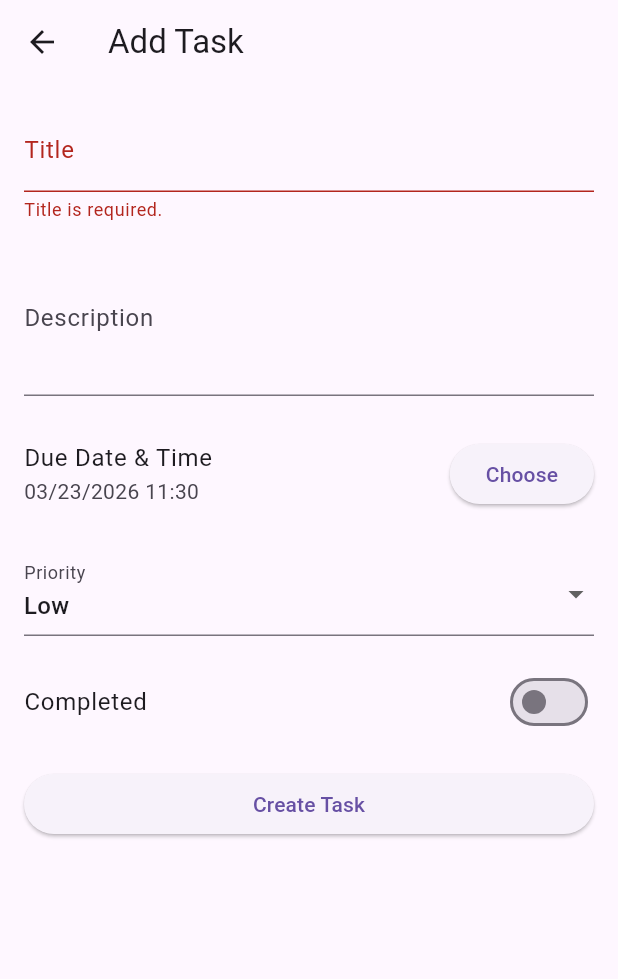
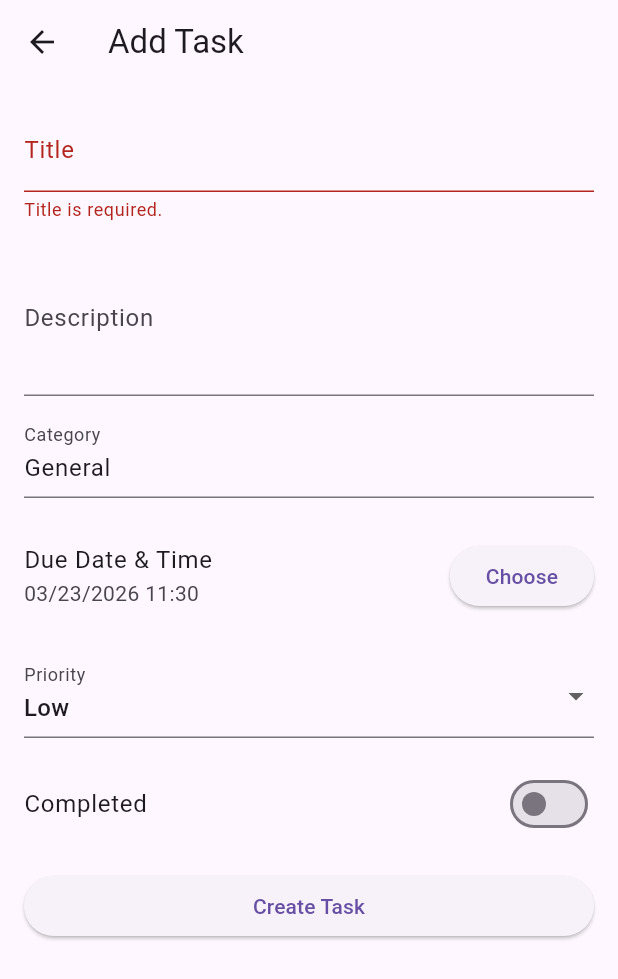
Before and after one commit to mhen125/task-reminder-app, a Flutter app: the TaskFormScreen screen opened directly, after a tap on "Create Task", on a phone screen of 412 x 824 dp. Shown: the top 979 px of the screen. Run offline on Flutter 3.47's test engine with Material 3 defaults, Android fonts, the phone set to English and light mode, and no system bars; our stand-ins replace cloud_firestore, firebase_core, flutter_secure_storage; accounts and stored records are empty.

Commit message:
Added categories and sorting

```diff
--- a/lib/models/task.dart
+++ b/lib/models/task.dart
@@ -3,6 +3,7 @@ class Task {
   final int user;
   final String title;
   final String? description;
+  final String category;
   final DateTime dueAt;
   final String priority;
   final bool completed;
@@ -15,6 +16,7 @@ class Task {
     required this.user,
     required this.title,
     this.description,
+    required this.category,
     required this.dueAt,
     required this.priority,
     required this.completed,
@@ -29,6 +31,7 @@ class Task {
       user: json['user'] as int,
       title: json['title'] as String,
       description: json['description'] as String?,
+      category: (json['category'] as String?) ?? 'General',
       dueAt: DateTime.parse(json['due_at'] as String),
       priority: json['priority'] as String,
       completed: json['completed'] as bool,
@@ -44,6 +47,7 @@ class Task {
     return {
       'title': title,
       'description': description,
+      'category': category,
       'due_at': dueAt.toIso8601String(),
       'priority': priority,
       'completed': completed,
@@ -55,6 +59,7 @@ class Task {
     int? user,
     String? title,
     String? description,
+    String? category,
     DateTime? dueAt,
     String? priority,
     bool? completed,
@@ -67,6 +72,7 @@ class Task {
       user: user ?? this.user,
       title: title ?? this.title,
       description: description ?? this.description,
+      category: category ?? this.category,
       dueAt: dueAt ?? this.dueAt,
       priority: priority ?? this.priority,
       completed: completed ?? this.completed,
--- a/lib/screens/task_form_screen.dart
+++ b/lib/screens/task_form_screen.dart
@@ -19,6 +19,7 @@ class _TaskFormScreenState extends State<TaskFormScreen> {
 
   late final TextEditingController _titleController;
   late final TextEditingController _descriptionController;
+  late final TextEditingController _categoryController;
 
   final GlobalKey<FormState> _formKey = GlobalKey<FormState>();
 
@@ -38,8 +39,8 @@ class _TaskFormScreenState extends State<TaskFormScreen> {
     final Task? task = widget.task;
 
     _titleController = TextEditingController(text: task?.title ?? '');
-    _descriptionController =
-        TextEditingController(text: task?.description ?? '');
+    _descriptionController = TextEditingController(text: task?.description ?? '');
+    _categoryController = TextEditingController(text: task?.category ?? 'General');
 
     _selectedDueAt = task?.dueAt ?? DateTime.now().add(const Duration(hours: 1));
     _selectedPriority = task?.priority ?? 'low';
@@ -50,6 +51,7 @@ class _TaskFormScreenState extends State<TaskFormScreen> {
   void dispose() {
     _titleController.dispose();
     _descriptionController.dispose();
+    _categoryController.dispose();
     super.dispose();
   }
 
@@ -108,6 +110,9 @@ class _TaskFormScreenState extends State<TaskFormScreen> {
           description: _descriptionController.text.trim().isEmpty
               ? null
               : _descriptionController.text.trim(),
+          category: _categoryController.text.trim().isEmpty
+              ? 'General'
+              : _categoryController.text.trim(),
           dueAt: _selectedDueAt,
           priority: _selectedPriority,
           completed: _completed,
@@ -123,6 +128,9 @@ class _TaskFormScreenState extends State<TaskFormScreen> {
           dueAt: _selectedDueAt,
           priority: _selectedPriority,
           completed: _completed,
+          category: _categoryController.text.trim().isEmpty
+              ? 'General'
+              : _categoryController.text.trim(),
         );
       }
 
@@ -185,6 +193,13 @@ class _TaskFormScreenState extends State<TaskFormScreen> {
                 ),
                 maxLines: 3,
               ),
+              const SizedBox(height: 12),
+              TextFormField(
+                controller: _categoryController,
+                decoration: const InputDecoration(
+                  labelText: 'Category',
+                ),
+              ),
               const SizedBox(height: 16),
               ListTile(
                 contentPadding: EdgeInsets.zero,
@@ -197,7 +212,7 @@ class _TaskFormScreenState extends State<TaskFormScreen> {
               ),
               const SizedBox(height: 16),
               DropdownButtonFormField<String>(
-                value: _selectedPriority,
+                initialValue: _selectedPriority,
                 decoration: const InputDecoration(
                   labelText: 'Priority',
                 ),
--- a/lib/services/api_service.dart
+++ b/lib/services/api_service.dart
@@ -53,6 +53,7 @@ class ApiService {
   Future<Task> createTask({
     required String title,
     String? description,
+    required String category,
     required DateTime dueAt,
     required String priority,
     required bool completed,
@@ -66,6 +67,7 @@ class ApiService {
         body: jsonEncode({
           'title': title,
           'description': description,
+          'category': category,
           'due_at': dueAt.toIso8601String(),
           'priority': priority,
           'completed': completed,
@@ -90,6 +92,7 @@ class ApiService {
         body: jsonEncode({
           'title': task.title,
           'description': task.description,
+          'category': task.category,
           'due_at': task.dueAt.toIso8601String(),
           'priority': task.priority,
           'completed': task.completed,
```
Also changed, not shown: lib/screens/task_list_screen.dart (+19 -8 lines).
